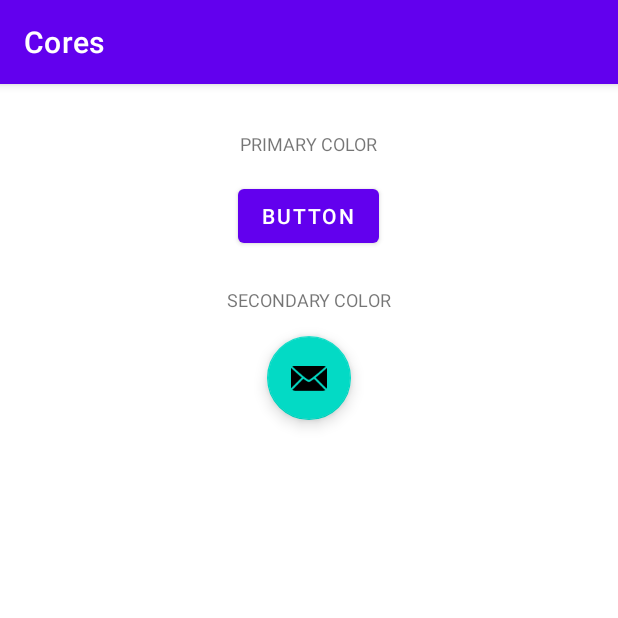
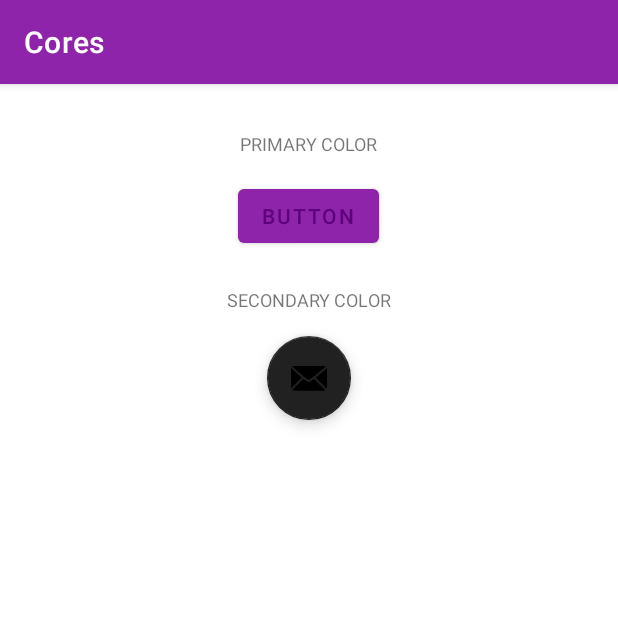
Before and after one commit to AlexBCSouza/Kotlin, an Android app: the screen it shows after launch (MainActivity), on a phone screen of 412 x 824 dp, the top half of it. Run offline under Robolectric (Android 15) with nearby library versions, the phone set to English and light mode, and no system bars.

Commit message:
Cores_finalizado

```diff
--- a/Cores/app/src/main/res/values-night/themes.xml
+++ b/Cores/app/src/main/res/values-night/themes.xml
@@ -2,7 +2,7 @@
     <!-- Base application theme. -->
     <style name="Theme.Cores" parent="Theme.MaterialComponents.DayNight.DarkActionBar">
         <!-- Primary brand color. -->
-        <item name="colorPrimary">@color/purple_200</item>
+        <item name="colorPrimary">@color/purple_500</item>
         <item name="colorPrimaryVariant">@color/purple_700</item>
         <item name="colorOnPrimary">@color/black</item>
         <!-- Secondary brand color. -->
--- a/Cores/app/src/main/res/values/colors.xml
+++ b/Cores/app/src/main/res/values/colors.xml
@@ -1,10 +1,11 @@
 <?xml version="1.0" encoding="utf-8"?>
 <resources>
-    <color name="purple_200">#FFBB86FC</color>
-    <color name="purple_500">#FF6200EE</color>
-    <color name="purple_700">#FF3700B3</color>
-    <color name="teal_200">#FF03DAC5</color>
-    <color name="teal_700">#FF018786</color>
-    <color name="black">#FF000000</color>
-    <color name="white">#FFFFFFFF</color>
+    <color name="purple_500">#8e24aa</color>
+    <color name="purple_700">#c158dc</color>
+    <color name="white">#5c007a</color>
+    <color name="teal_200">#212121</color>
+    <color name="teal_700">#484848</color>
+    <color name="black">#000000</color>
+    <color name="primaryTextColor">#eeff41</color>
+    <color name="secondaryTextColor">#ffd600</color>
 </resources>
```
